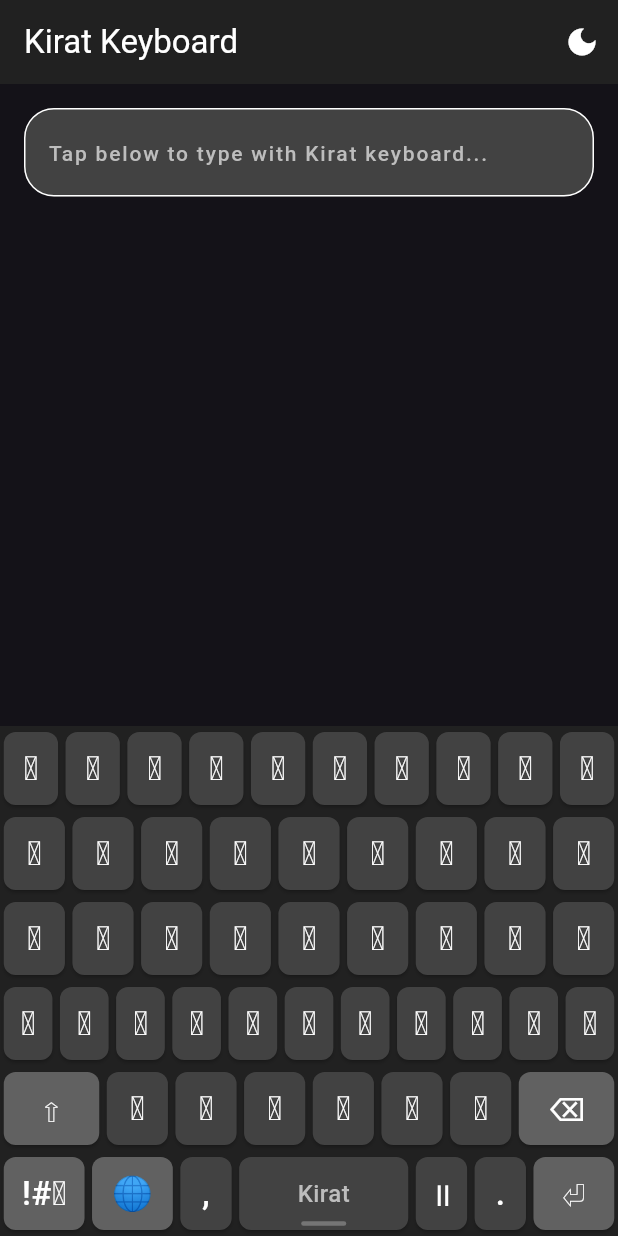
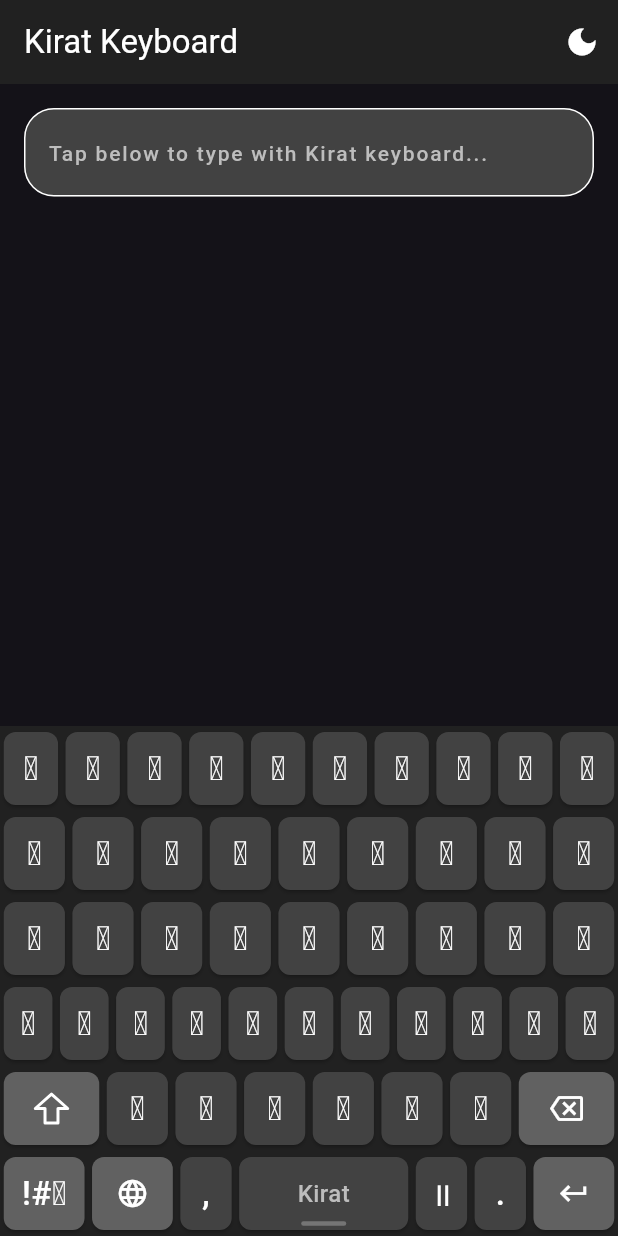
Before and after one commit to mrdeephang/Kirat-Script, a Flutter app: the screen it shows after launch, after a tap on the "light mode" icon, on a phone screen of 412 x 824 dp. Run offline on Flutter 3.47's test engine with Material 3 defaults, Android fonts, the phone set to English and light mode, and no system bars; our stand-ins replace shared_preferences.

Commit message:
style: shift icon made better

```diff
--- a/lib/widgets/keyboard_key.dart
+++ b/lib/widgets/keyboard_key.dart
@@ -28,7 +28,12 @@
   bool _isPressed = false;
   Timer? _longPressDelayTimer;
 
-  void _handleTapDown(String displayText, Color keyColor, Color textColor, KeyboardProvider provider) {
+  void _handleTapDown(
+    String displayText,
+    Color keyColor,
+    Color textColor,
+    KeyboardProvider provider,
+  ) {
     ImeHandler.performHapticFeedback();
     ImeHandler.playClickSound();
     setState(() => _isPressed = true);
@@ -115,10 +120,7 @@
           onPointerUp: (_) => _handleTapUp(displayText, provider),
           onPointerCancel: (_) => _handleTapCancel(provider),
           child: Padding(
-            padding: const EdgeInsets.symmetric(
-              horizontal: 2.5,
-              vertical: 4.0,
-            ),
+            padding: const EdgeInsets.symmetric(horizontal: 2.5, vertical: 4.0),
             child: Material(
               color: _isPressed
                   ? (isDarkMode ? Colors.grey[600] : Colors.grey[300])
@@ -126,14 +128,37 @@
               borderRadius: BorderRadius.circular(8),
               elevation: 1,
               child: Center(
-                child: Text(
+                child: () {
+                  if (widget.keyData.primaryChar == '⇧') {
+                    return ShiftIcon(
+                      color: textColor,
+                      isFilled: isShiftEnabled,
+                      size: 24,
+                    );
+                  } else if (widget.keyData.primaryChar == '⌫') {
+                    return Icon(
+                      Icons.backspace_outlined,
+                      color: textColor,
+                      size: 22,
+                    );
+                  } else if (widget.keyData.primaryChar == '🌐') {
+                    return Icon(Icons.language, color: textColor, size: 22);
+                  } else if (widget.keyData.primaryChar == '⏎') {
+                    return Icon(
+                      Icons.keyboard_return,
+                      color: textColor,
+                      size: 22,
+                    );
+                  }
+                  return Text(
                     displayText,
                     style: TextStyle(
                       fontSize: 22,
                       fontWeight: FontWeight.w500,
                       color: textColor,
                     ),
-                ),
+                  );
+                }(),
               ),
             ),
           ),
@@ -142,3 +167,70 @@
     );
   }
 }
+
+class ShiftIcon extends StatelessWidget {
+  final Color color;
+  final bool isFilled;
+  final double size;
+
+  const ShiftIcon({
+    super.key,
+    required this.color,
+    required this.isFilled,
+    this.size = 24,
+  });
+
+  @override
+  Widget build(BuildContext context) {
+    return SizedBox(
+      width: size,
+      height: size,
+      child: CustomPaint(
+        painter: ShiftPainter(color: color, isFilled: isFilled),
+      ),
+    );
+  }
+}
+
+class ShiftPainter extends CustomPainter {
+  final Color color;
+  final bool isFilled;
+
+  ShiftPainter({required this.color, required this.isFilled});
+
+  @override
+  void paint(Canvas canvas, Size size) {
+    final paint = Paint()
+      ..color = color
+      ..strokeWidth = 2.0
+      ..strokeCap = StrokeCap.round
+      ..strokeJoin = StrokeJoin.round;
+
+    if (isFilled) {
+      paint.style = PaintingStyle.fill;
+    } else {
+      paint.style = PaintingStyle.stroke;
+    }
+
+    final w = size.width;
+    final h = size.height;
+
+    // Draw the arrow polygon
+    final path = Path()
+      ..moveTo(w / 2, h * 0.1) // Tip
+      ..lineTo(w * 0.95, h * 0.5) // Right tip corner
+      ..lineTo(w * 0.68, h * 0.5) // Right shoulder
+      ..lineTo(w * 0.68, h * 0.9) // Right bottom
+      ..lineTo(w * 0.32, h * 0.9) // Left bottom
+      ..lineTo(w * 0.32, h * 0.5) // Left shoulder
+      ..lineTo(w * 0.05, h * 0.5) // Left tip corner
+      ..close();
+
+    canvas.drawPath(path, paint);
+  }
+
+  @override
+  bool shouldRepaint(covariant ShiftPainter oldDelegate) {
+    return oldDelegate.color != color || oldDelegate.isFilled != isFilled;
+  }
+}
```
Lines whose indentation alone changed are shown as unchanged.
